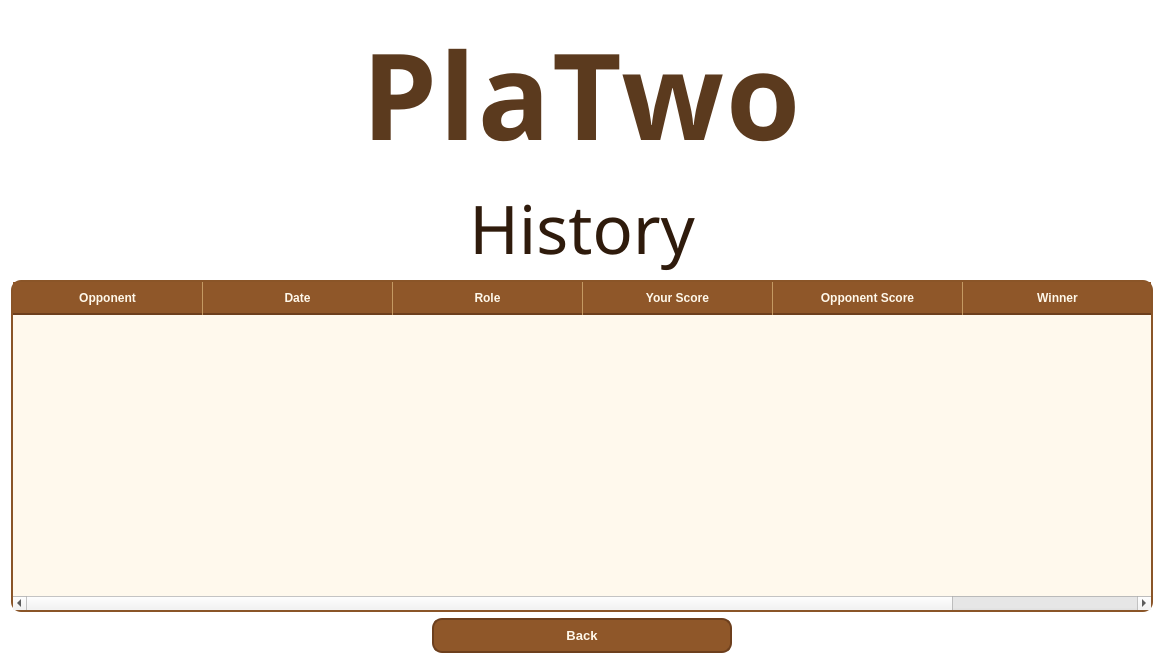
Qt form UI/Menu/history.ui (PlaTwo-project/PlaTwo) before a commit.
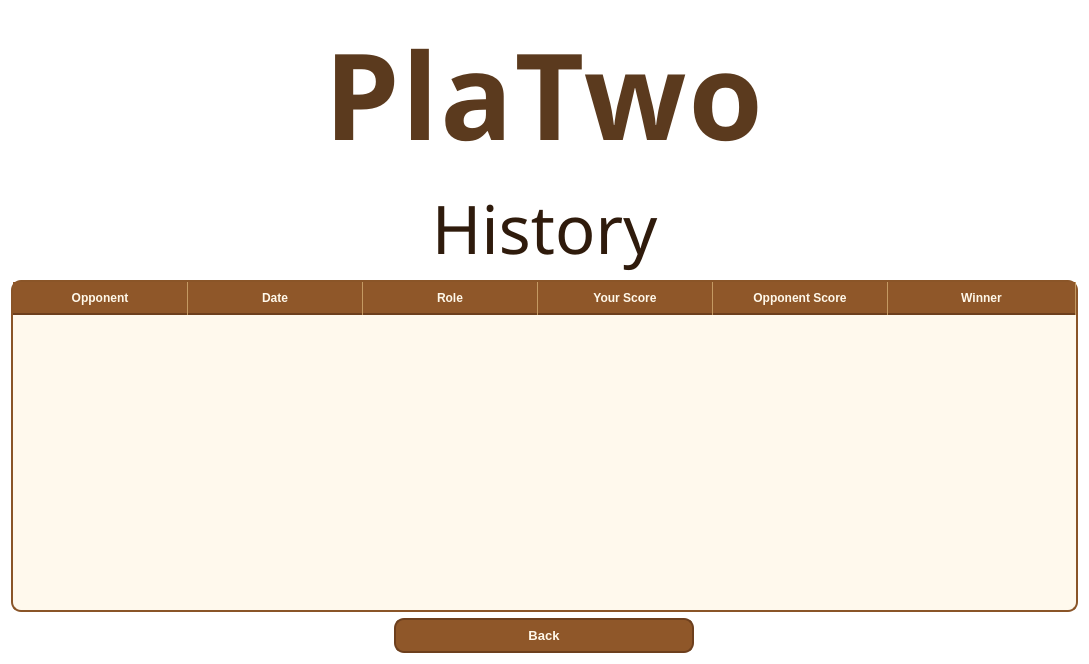
The same form after that commit.

Patch:
```diff
--- a/UI/Menu/history.ui
+++ b/UI/Menu/history.ui
@@ -6,7 +6,7 @@
    <rect>
     <x>0</x>
     <y>0</y>
-    <width>1164</width>
+    <width>1089</width>
     <height>664</height>
    </rect>
   </property>
@@ -213,7 +213,10 @@
         <number>28</number>
        </attribute>
        <attribute name="horizontalHeaderDefaultSectionSize">
-        <number>190</number>
+        <number>175</number>
+       </attribute>
+       <attribute name="horizontalHeaderShowSortIndicator" stdset="0">
+        <bool>true</bool>
        </attribute>
        <attribute name="horizontalHeaderStretchLastSection">
         <bool>true</bool>
```
Left out of the diff: 3 changed lines with no effect on the pictures.
